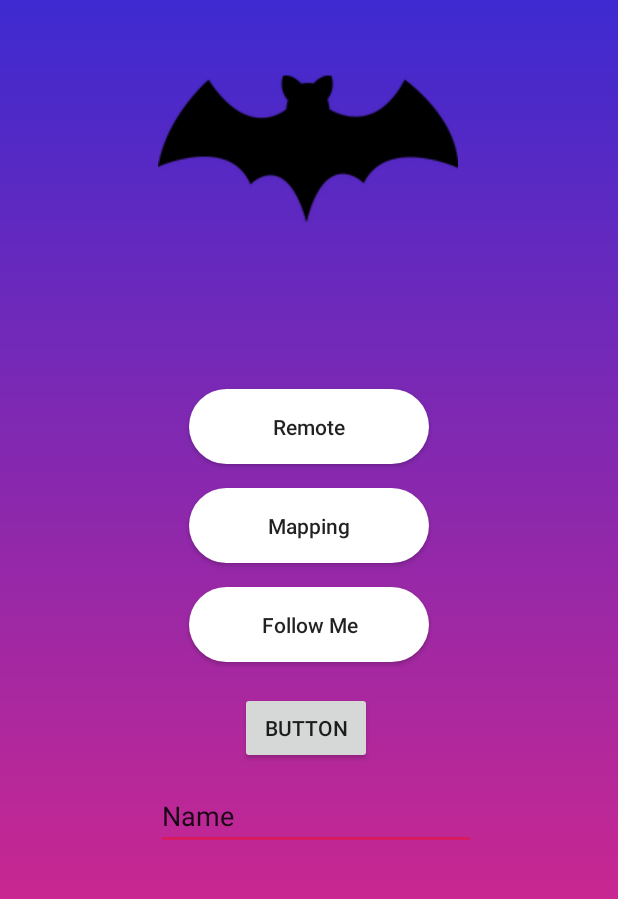
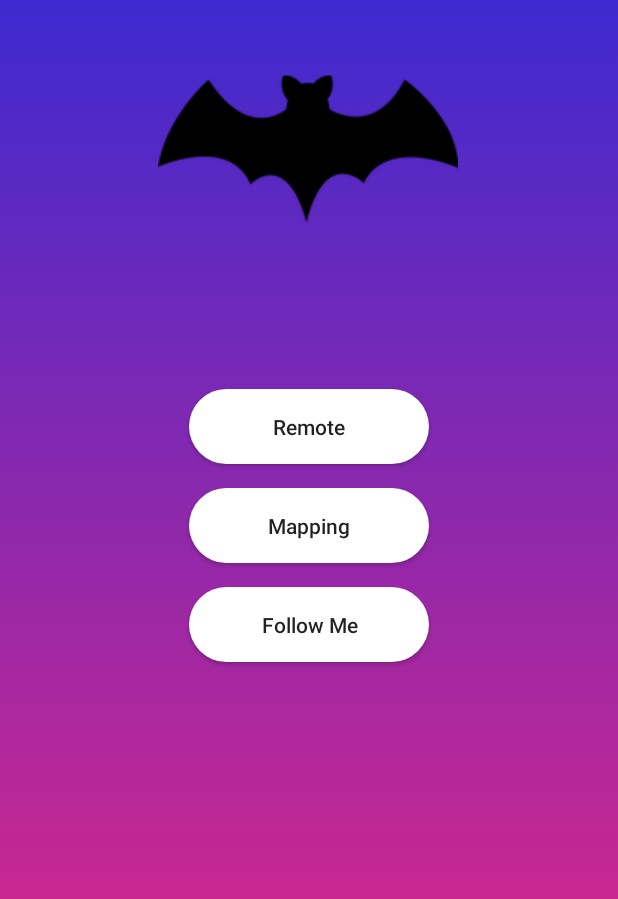
Before and after one commit to Hschhaniyara/HackED2019, an Android app: the screen it shows after launch (MainActivity), on a phone screen of 412 x 824 dp, the part 228-1127 px from its top. Run offline under Robolectric (Android 15) with nearby library versions, the phone set to English and light mode, and no system bars.

Commit message:
minor changes

```diff
--- a/batBot/app/src/main/java/ca/ualberta/batbot/MainActivity.java
+++ b/batBot/app/src/main/java/ca/ualberta/batbot/MainActivity.java
@@ -19,38 +19,24 @@
  */
 package ca.ualberta.batbot;
 
-import android.bluetooth.BluetoothAdapter;
-import android.bluetooth.BluetoothDevice;
 import android.bluetooth.BluetoothSocket;
 import android.content.Intent;
 import android.graphics.drawable.AnimationDrawable;
 import android.support.constraint.ConstraintLayout;
 import android.support.v7.app.AppCompatActivity;
 import android.os.Bundle;
-import android.util.Log;
 import android.view.View;
 import android.widget.Button;
-import android.widget.EditText;
-import android.widget.Toast;
-
 import java.io.IOException;
 import java.io.OutputStream;
-import java.util.Set;
-import java.util.UUID;
+
 
 public class MainActivity extends AppCompatActivity {
 
     ConstraintLayout myLayout;
     AnimationDrawable animationDrawable;
-    public Button button;
-    public EditText editText;
-//    public BluetoothAdapter btAdapter;
-//    public BluetoothDevice btDevice;
+
      public BluetoothSocket btSocket;
-
-//    public static final String SERVICE_ID = "00001101-0000-1000-8000-00805f9b34fb"; //SPP UUID
-//    public static final String SERVICE_ADDRESS = "98:D3:61:FD:6E:CE"; // HC-05 BT ADDRESS
-
 
     @Override
     protected void onCreate(Bundle savedInstanceState) {
@@ -97,118 +83,6 @@ public class MainActivity extends AppCompatActivity {
                     }
                 }
             }
-            });
-
-//        button = (Button) findViewById(R.id.button);
-//        editText = (EditText) findViewById(R.id.editText);
-//        BluetoothAdapter mBluetoothAdapter = BluetoothAdapter.getDefaultAdapter();
-//        Set<BluetoothDevice> pairedDevices = mBluetoothAdapter.getBondedDevices();
-//        if(pairedDevices.size() > 0)
-//        {
-//            for(BluetoothDevice device : pairedDevices)
-//            {
-//                if(device.getName().equals("HC-05"))
-//                {
-//                    btDevice = device;
-//                    break;
-//                }
-//            }
-//        }
-//        //btAdapter = BluetoothAdapter.getDefaultAdapter();
-//        //btDevice = btAdapter.getRemoteDevice(SERVICE_ADDRESS);
-//        UUID uuid = UUID.fromString("00001101-0000-1000-8000-00805F9B34FB"); //Standard SerialPortService ID
-//
-//        //UUID uuid = UUID.fromString(SERVICE_ID);
-//
-//        try {
-//            btSocket = btDevice.createInsecureRfcommSocketToServiceRecord(uuid);//create a RFCOMM (SPP) connection
-//        } catch (Exception e) {
-//
-//        }
-//        BluetoothAdapter.getDefaultAdapter().cancelDiscovery();
-//        try{
-//            btSocket.connect();
-//
-//        } catch (Exception e) {
-//            Log.e("OOOPS", "Could not connect");
-//        }
-//
-//        if(btAdapter == null) {
-//            Toast.makeText(getApplicationContext(), "Bluetooth not available", Toast.LENGTH_LONG).show();
-//        } else {
-//            if(!btAdapter.isEnabled()) {
-//                Intent enableIntent = new Intent(BluetoothAdapter.ACTION_REQUEST_ENABLE);
-//                startActivityForResult(enableIntent, 3);
-//            } else {
-//                ConnectThread connectThread = new ConnectThread(btDevice);
-//                connectThread.start();
-//            }
-//        }
-//
-//        DataHolder.setData(btSocket);
-//
-//        button.setOnClickListener(new View.OnClickListener() {
-//            @Override
-//            public void onClick(View v) {
-//                if(btSocket != null) {
-//
-//                    try{
-//
-//                        OutputStream out = btSocket.getOutputStream();
-//                        out.write(editText.getText().toString().getBytes());
-//                        Log.e("hello",(editText.getText().toString() + "\r\n"));
-////                        btSocket.getOutputStream().write("0".toString().getBytes());
-//                    }catch(IOException e) {
-//
-//                    }
-//
-//                }
-//            }
-//        });
-
+        });
     }
-
-//    private class ConnectThread extends Thread {
-//        private final BluetoothSocket thisSocket;
-//        private final BluetoothDevice thisDevice;
-//
-//        public ConnectThread(BluetoothDevice device) {
-//            BluetoothSocket tmp = null;
-//            thisDevice = device;
-//
-//            try {
-//                tmp = thisDevice.createRfcommSocketToServiceRecord(UUID.fromString(SERVICE_ID));
-//            } catch (IOException e) {
-//                Log.e("TEST", "Can't connect to service");
-//            }
-//            thisSocket = tmp;
-//        }
-//
-//        public void run() {
-//            // Cancel discovery because it otherwise slows down the connection.
-//            btAdapter.cancelDiscovery();
-//
-//            try {
-//                thisSocket.connect();
-//                Log.d("TESTING", "Connected to shit");
-//            } catch (IOException connectException) {
-//                try {
-//                    thisSocket.close();
-//                } catch (IOException closeException) {
-//                    Log.e("TEST", "Can't close socket");
-//                }
-//                return;
-//            }
-//
-//            btSocket = thisSocket;
-//
-//        }
-//        public void cancel() {
-//            try {
-//                thisSocket.close();
-//            } catch (IOException e) {
-//                Log.e("TEST", "Can't close socket");
-//            }
-//        }
-//    }
 }
--- a/batBot/app/src/main/java/ca/ualberta/batbot/remote.java
+++ b/batBot/app/src/main/java/ca/ualberta/batbot/remote.java
@@ -26,7 +26,9 @@ public class remote extends AppCompatActivity {
     protected void onCreate(Bundle savedInstanceState) {
         super.onCreate(savedInstanceState);
         setContentView(R.layout.activity_remote);
+
         BluetoothAdapter mBluetoothAdapter = BluetoothAdapter.getDefaultAdapter();
+
         Set<BluetoothDevice> pairedDevices = mBluetoothAdapter.getBondedDevices();
         if(pairedDevices.size() > 0)
         {
@@ -48,19 +50,18 @@ public class remote extends AppCompatActivity {
         try {
             btSocket = btDevice.createInsecureRfcommSocketToServiceRecord(uuid);//create a RFCOMM (SPP) connection
         } catch (Exception e) {
-
         }
         BluetoothAdapter.getDefaultAdapter().cancelDiscovery();
         try{
             btSocket.connect();
 
         } catch (Exception e) {
-            Log.e("OOOPS", "Could not connect");
         }
 
         if(btAdapter == null) {
             Toast.makeText(getApplicationContext(), "Bluetooth not available", Toast.LENGTH_LONG).show();
         } else {
+            Toast.makeText(getApplicationContext(), "Bluetooth available", Toast.LENGTH_LONG).show();
             if(!btAdapter.isEnabled()) {
                 Intent enableIntent = new Intent(BluetoothAdapter.ACTION_REQUEST_ENABLE);
                 startActivityForResult(enableIntent, 3);
@@ -69,12 +70,12 @@ public class remote extends AppCompatActivity {
                 connectThread.start();
             }
         }
+
         DataHolder.setData(btSocket);
         JoystickView joystick = (JoystickView) findViewById(R.id.joystickView);
         joystick.setOnMoveListener(new JoystickView.OnMoveListener() {
             @Override
             public void onMove(int angle, int strength) {
-//                Log.e("check",String.valueOf(strength));
                 if(btSocket != null) {
                     try{
                         OutputStream out = btSocket.getOutputStream();
@@ -148,7 +149,7 @@ public class remote extends AppCompatActivity {
         }
 
         public void run() {
-            // Cancel discovery because it otherwise slows down the connection.
+
             btAdapter.cancelDiscovery();
 
             try {
@@ -168,7 +169,6 @@ public class remote extends AppCompatActivity {
             try {
                 thisSocket.close();
             } catch (IOException e) {
-                Log.e("TEST", "Can't close socket");
             }
         }
     }
--- a/batBot/app/src/main/res/layout/activity_mainpage.xml
+++ b/batBot/app/src/main/res/layout/activity_mainpage.xml
@@ -67,28 +67,4 @@
         app:layout_constraintStart_toStartOf="parent"
         app:layout_constraintTop_toBottomOf="@+id/title" />
 
-    <Button
-        android:id="@+id/button"
-        android:layout_width="wrap_content"
-        android:layout_height="wrap_content"
-        android:layout_marginStart="160dp"
-        android:layout_marginLeft="160dp"
-        android:layout_marginTop="20dp"
-        android:text="Button"
-        app:layout_constraintStart_toStartOf="parent"
-        app:layout_constraintTop_toBottomOf="@+id/follow_button" />
-
-    <EditText
-        android:id="@+id/editText"
-        android:layout_width="wrap_content"
-        android:layout_height="wrap_content"
-        android:layout_marginStart="104dp"
-        android:layout_marginLeft="104dp"
-        android:layout_marginTop="12dp"
-        android:ems="10"
-        android:inputType="textPersonName"
-        android:text="Name"
-        app:layout_constraintStart_toStartOf="parent"
-        app:layout_constraintTop_toBottomOf="@+id/button" />
-
 </android.support.constraint.ConstraintLayout>
```
